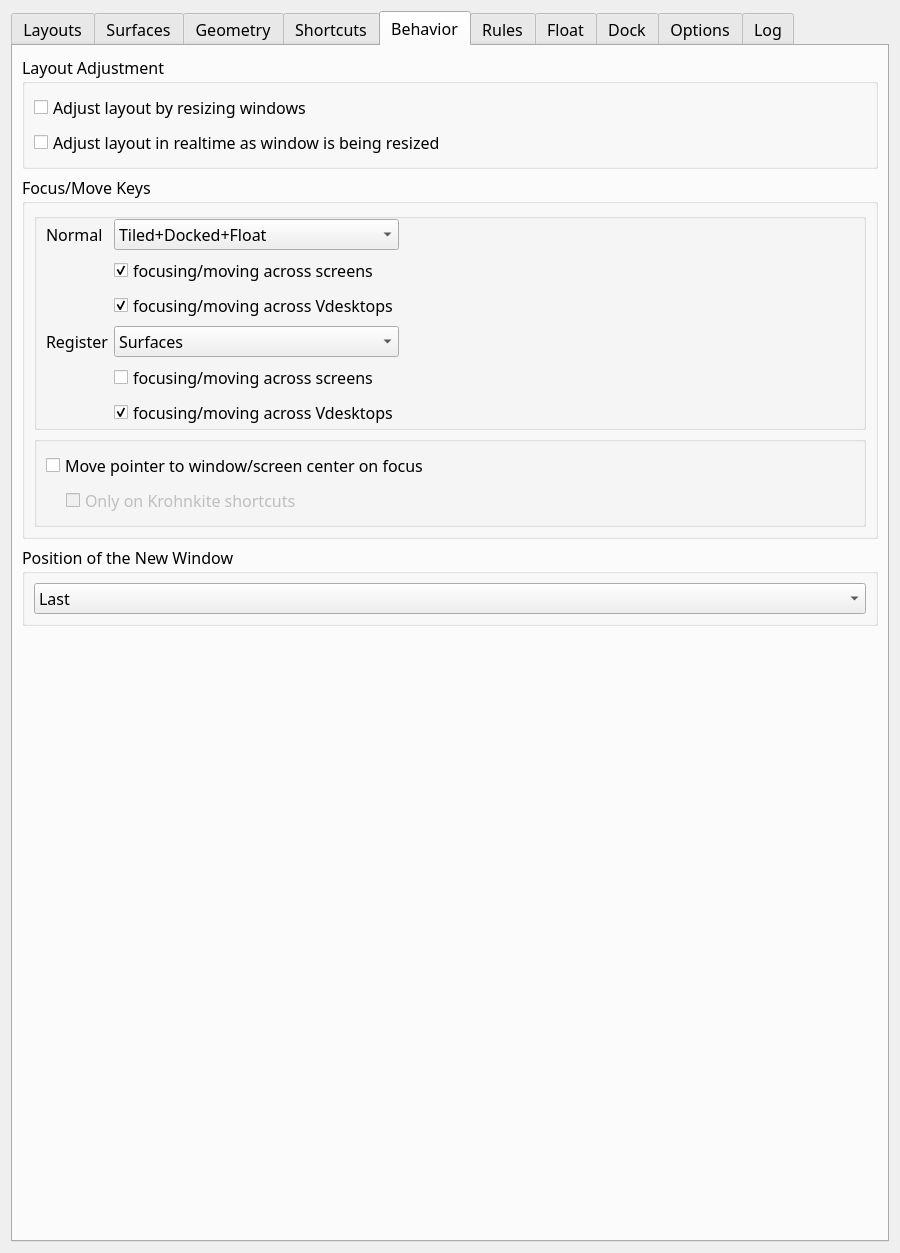
First picture: the form in res/config.ui, repository AndyEveritt/Krohnkite, before the edit.
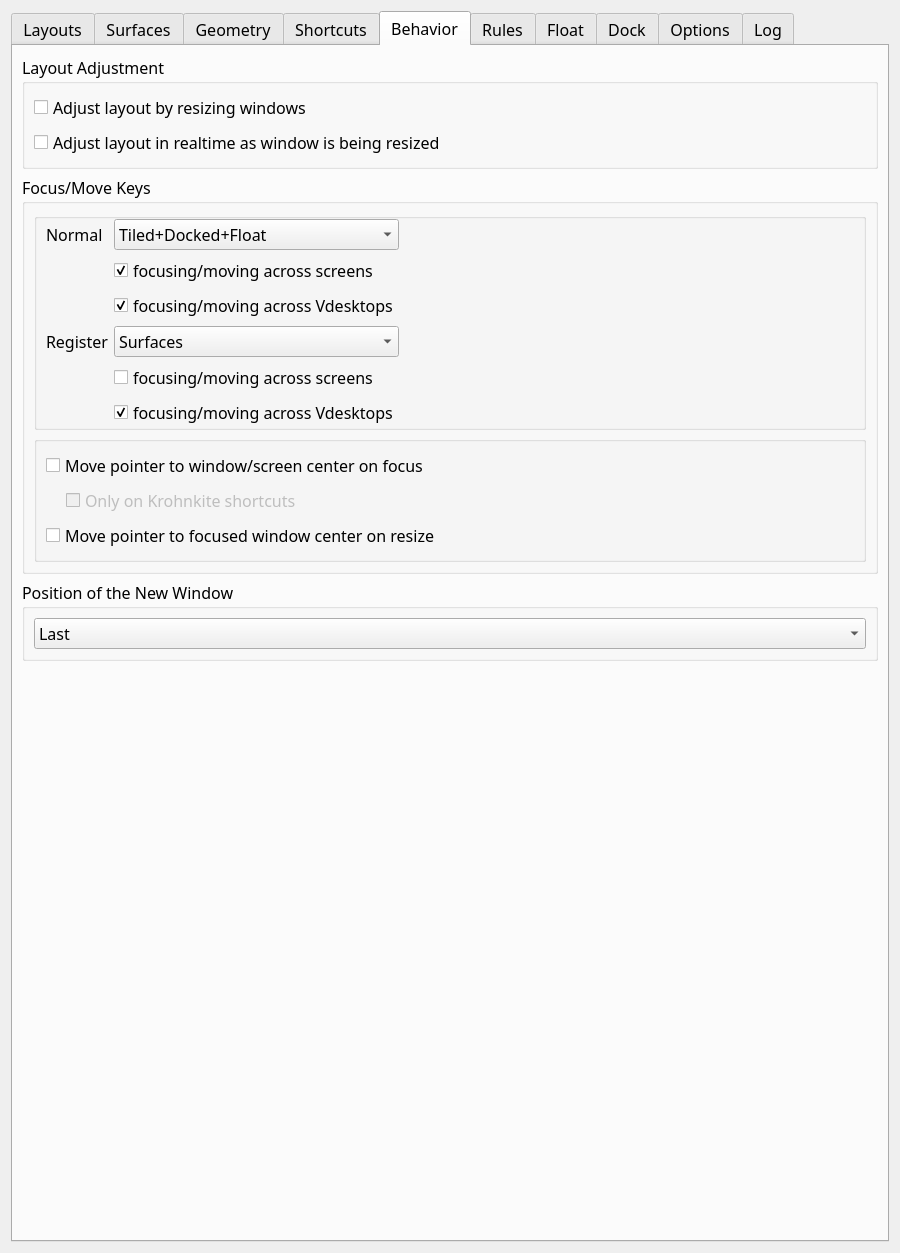
Second picture: the form after the edit. The open tabs and pages were chosen to show the change. Icons and pictures are not drawn. Custom widgets are drawn as their Qt base class.

Commit message: feat(pointer): center the pointer on the focused window when it resizes

```diff
--- a/res/config.ui
+++ b/res/config.ui
@@ -4661,6 +4661,16 @@
                </item>
               </layout>
              </item>
+             <item row="3" column="0">
+              <widget class="QCheckBox" name="kcfg_movePointerOnResize">
+               <property name="toolTip">
+                <string>Move mouse cursor to the center of the focused window whenever its size changes (tiling, shortcuts, new windows). Moving or resizing a window with the mouse never moves the pointer.</string>
+               </property>
+               <property name="text">
+                <string>Move pointer to focused window center on resize</string>
+               </property>
+              </widget>
+             </item>
             </layout>
            </widget>
           </item>
```
The commit also changes 6 other files.
